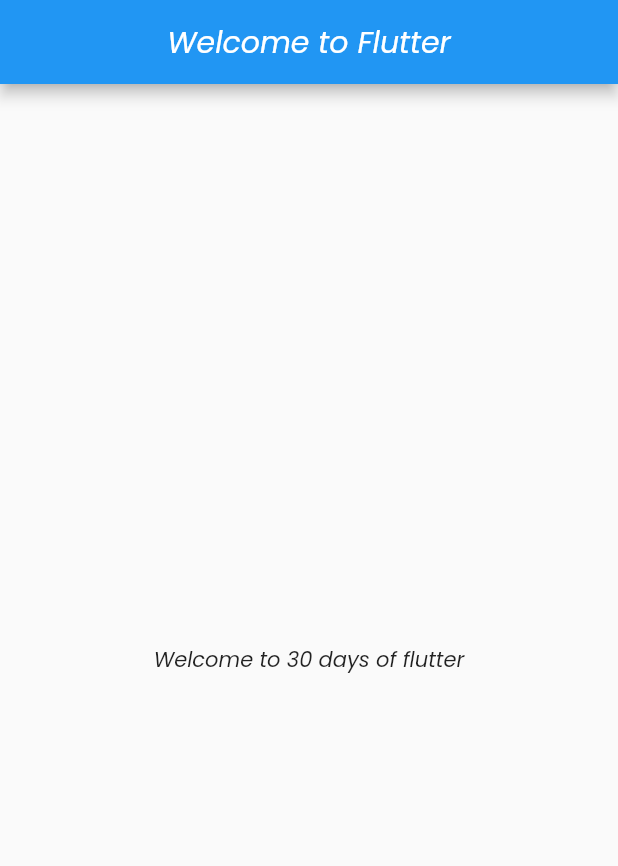
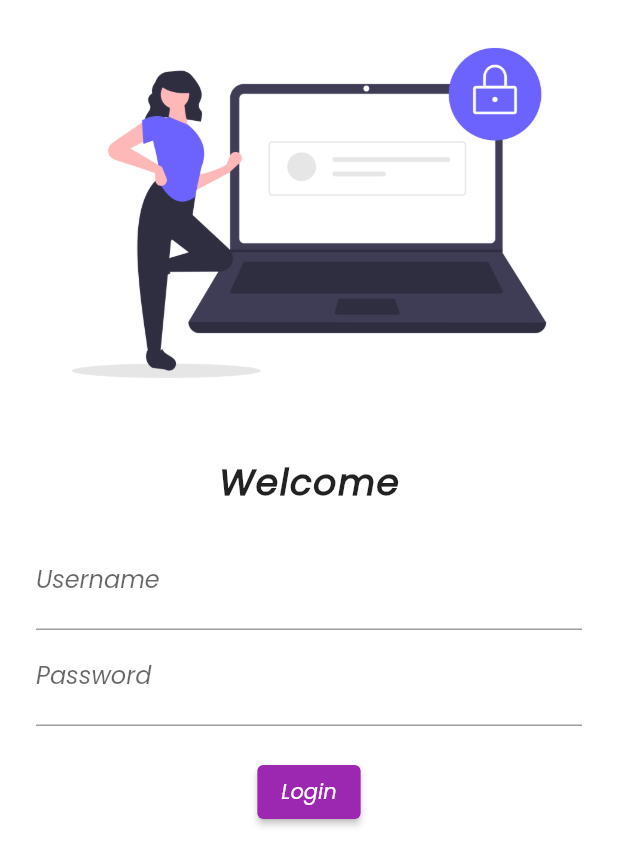
Before and after one commit to mudassirmairaj/flutter_app, a Flutter app: the screen it shows after launch, on a phone screen of 412 x 824 dp. Shown: the top 866 px of the screen. Run offline on Flutter 3.47's test engine with Material 2 defaults, Android fonts, the phone set to English and light mode, and no system bars; our stand-ins replace google_fonts.

Commit message:
day 4 column padding button routes

```diff
--- /dev/null
+++ b/lib/login_page.dart
@@ -0,0 +1,48 @@
+import 'package:flutter/cupertino.dart';
+import 'package:flutter/material.dart';
+import 'package:google_fonts/google_fonts.dart';
+
+class LoginPage extends StatelessWidget {
+  @override
+  Widget build(BuildContext context) {
+    return Material(
+        color: Colors.white,
+        child: Column(
+          children: [
+            Image.asset(
+              'images/login_image.png',
+              fit: BoxFit.cover,
+            ),
+            SizedBox(
+              height: 20,
+            ),
+            Text(
+              'Welcome',
+              style: TextStyle(
+                  fontSize: 24, fontWeight: FontWeight.bold, letterSpacing: 1),
+            ),
+            Padding(
+              padding: const EdgeInsets.symmetric(vertical: 16, horizontal: 24),
+              child: Column(
+                children: [
+                  TextFormField(
+                    decoration: InputDecoration(
+                        hintText: "Enter username", labelText: "Username"),
+                  ),
+                  TextFormField(
+                    obscureText: true,
+                    decoration: InputDecoration(
+                      hintText: "Enter password",
+                      labelText: "Password",
+                    ),
+                  ), SizedBox(
+                    height: 20,
+                  ),
+                  ElevatedButton(onPressed: () {}, child: Text('Login'))
+                ],
+              ),
+            ),
+          ],
+        ));
+  }
+}
--- a/lib/main.dart
+++ b/lib/main.dart
@@ -1,4 +1,7 @@
 import 'package:flutter/material.dart';
+import 'package:flutter_app/home_page.dart';
+import 'package:flutter_app/login_page.dart';
+import 'package:google_fonts/google_fonts.dart';
 
 void main() => runApp(MyApp()); // main function is the entry point of our app
 
@@ -8,23 +11,17 @@ class MyApp extends StatelessWidget {
   @override
   Widget build(BuildContext context) {
     return MaterialApp(
+      theme: ThemeData(
+        primarySwatch: Colors.purple,
+        fontFamily: GoogleFonts.poppins().fontFamily
+      ),
       debugShowCheckedModeBanner: false,
       title: 'Flutter App!',
-      home: Scaffold(
-        appBar: AppBar(
-          centerTitle: true,
-          title: Text(
-            'Welcome to Flutter',
-            style: TextStyle(fontFamily: 'Poppins'),
-          ),
-        ),
-        body: Center(
-          child: Text(
-            'Welcome to 30 days of flutter',
-            style: TextStyle(fontFamily: 'Poppins'),
-          ),
-        ),
-      ),
+      // home: HomePage(),
+      routes:{
+        "/": (context) => LoginPage(),
+        "login": (context) => LoginPage(),
+      },
     );
   }
 }
--- a/pubspec.yaml
+++ b/pubspec.yaml
@@ -28,8 +28,7 @@ dependencies:
   # The following adds the Cupertino Icons font to your application.
   # Use with the CupertinoIcons class for iOS style icons.
   cupertino_icons: ^1.0.0
-  english_words: ^4.0.0-0
-
+  google_fonts: ^2.1.0
 dev_dependencies:
   flutter_test:
     sdk: flutter
```
Also changed, not shown: lib/home_page.dart (added, +42 -0 lines), pubspec.lock.
